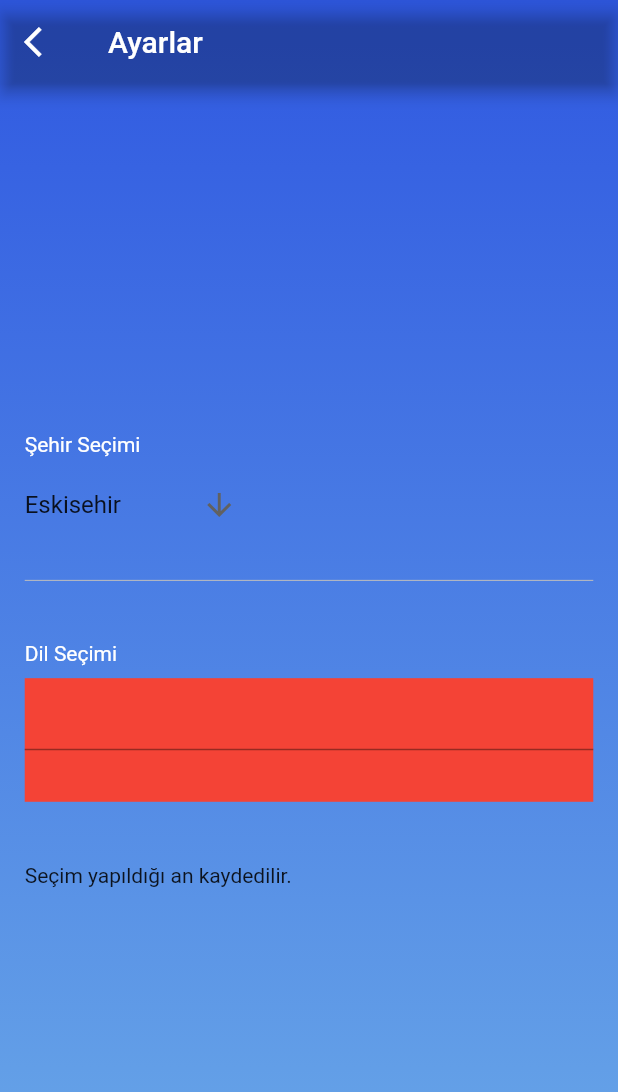
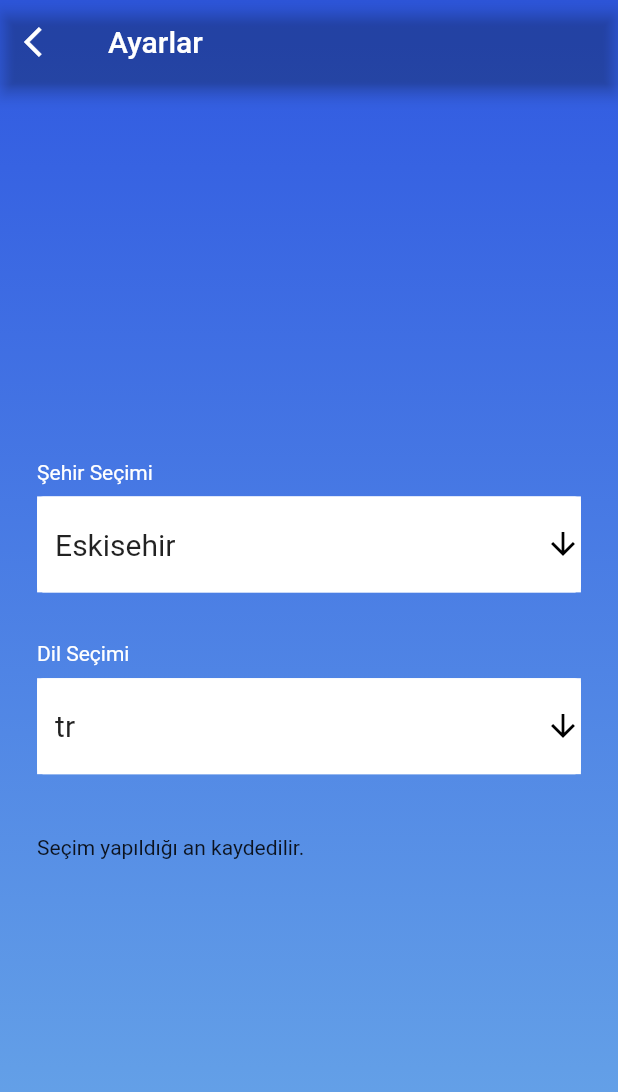
Before and after one commit to UKTQT/Weather---Flutter, a Flutter app: the screen it shows after launch, after a tap on the "settings" icon, on a phone screen of 412 x 824 dp. Shown: the top 1092 px of the screen. Run offline on Flutter 3.47's test engine with Material 2 defaults, Android fonts, the phone set to English and light mode, and no system bars; our stand-ins replace dio, flutter_mobx, mobx; generated files the repository leaves out were written again; network calls fail.

Commit message:
settings view update

```diff
--- a/lib/feature/home/settings/view/settings_view.dart
+++ b/lib/feature/home/settings/view/settings_view.dart
@@ -43,7 +43,7 @@ class SettingsView extends StatelessWidget {
               height: MediaQuery.of(context).size.height,
               child: Padding(
                 padding: EdgeInsets.symmetric(
-                  horizontal: context.mediumWidthPadding2,
+                  horizontal: context.highWidthPadding2,
                 ),
                 child: Column(
                   mainAxisAlignment: MainAxisAlignment.center,
@@ -57,19 +57,40 @@ class SettingsView extends StatelessWidget {
                       height: context.lowHeightPadding,
                     ),
                     SizedBox(
-                      height: MediaQuery.of(context).size.height * 0.10,
-                      width: MediaQuery.of(context).size.width,
-                      child: DropdownButton<String>(
-                        icon: Icon(Icons.arrow_downward),
+                      child: Container(
+                        color: context.whiteColor,
+                        child: DropdownButtonFormField<String>(
+                          decoration: InputDecoration(
+                              enabledBorder: OutlineInputBorder(
+                                borderSide: BorderSide(
+                                  width: 3,
+                                  color: context.whiteColor,
+                                ),
+                              ),
+                              focusedBorder: OutlineInputBorder(
+                                  borderSide: BorderSide(
+                                      width: 3, color: context.whiteColor))),
+                          isExpanded: true,
+                          icon: Icon(
+                            Icons.arrow_downward,
+                            color: context.blackColor,
+                          ),
+                          style:
+                              TextStyle(color: Colors.black87, fontSize: 20.0),
                           value: AppConstant.instance.TURKISH_CITIES[31],
+                          menuMaxHeight:
+                              MediaQuery.of(context).size.height * 0.5,
                           onChanged: (value) {},
                           items: AppConstant.instance.TURKISH_CITIES
-                            .map<DropdownMenuItem<String>>((String value) {
+                              .map<DropdownMenuItem<String>>(
+                            (String value) {
                               return DropdownMenuItem<String>(
                                 value: value,
                                 child: Text(value),
                               );
-                        }).toList(),
+                            },
+                          ).toList(),
+                        ),
                       ),
                     ),
                     SizedBox(
@@ -79,20 +100,47 @@ class SettingsView extends StatelessWidget {
                       'Dil Seçimi',
                       style: ThemeData.dark().textTheme.titleLarge,
                     ),
+                    SizedBox(height: context.lowHeightPadding),
                     SizedBox(
-                      height: context.lowHeightPadding,
+                      child: Container(
+                        color: context.whiteColor,
+                        child: DropdownButtonFormField<String>(
+                          decoration: InputDecoration(
+                              enabledBorder: OutlineInputBorder(
+                                borderSide: BorderSide(
+                                  width: 3,
+                                  color: context.whiteColor,
                                 ),
-                    Container(
-                      color: Colors.red,
-                      child: SizedBox(
-                        height: MediaQuery.of(context).size.height * 0.10,
-                        child: TextFormField(),
+                              ),
+                              focusedBorder: OutlineInputBorder(
+                                  borderSide: BorderSide(
+                                      width: 3, color: context.whiteColor))),
+                          isExpanded: true,
+                          icon: Icon(
+                            Icons.arrow_downward,
+                            color: context.blackColor,
+                          ),
+                          style: const TextStyle(
+                              color: Colors.black87, fontSize: 20.0),
+                          value: 'tr',
+                          menuMaxHeight:
+                              MediaQuery.of(context).size.height * 0.5,
+                          onChanged: (value) {},
+                          items: ['tr', 'en'].map<DropdownMenuItem<String>>(
+                            (String value) {
+                              return DropdownMenuItem<String>(
+                                value: value,
+                                child: Text(value),
+                              );
+                            },
+                          ).toList(),
+                        ),
                       ),
                     ),
                     SizedBox(
                       height: context.highHeightPadding,
                     ),
-                    Text('Seçim yapıldığı an kaydedilir.'),
+                    const Text('Seçim yapıldığı an kaydedilir.'),
                   ],
                 ),
               ),
--- a/lib/main.dart
+++ b/lib/main.dart
@@ -20,9 +20,7 @@ class MyApp extends StatelessWidget {
       navigatorKey: NavigationService.instance.navigatorKey,
       theme: ThemeData(
         scaffoldBackgroundColor: context.transparentColor,
-        appBarTheme: AppBarTheme(
-          color: context.transparentColor,
-        ),
+        appBarTheme: AppBarTheme(color: context.transparentColor),
       ),
     );
   }
```
Lines whose indentation alone changed are shown as unchanged.
